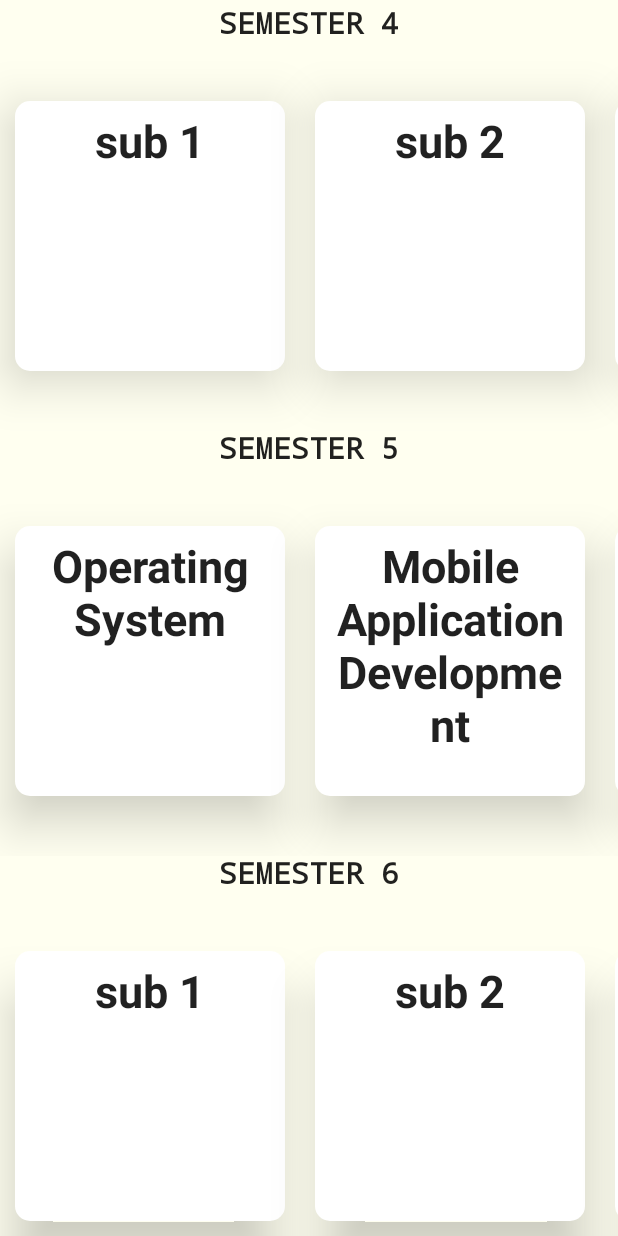
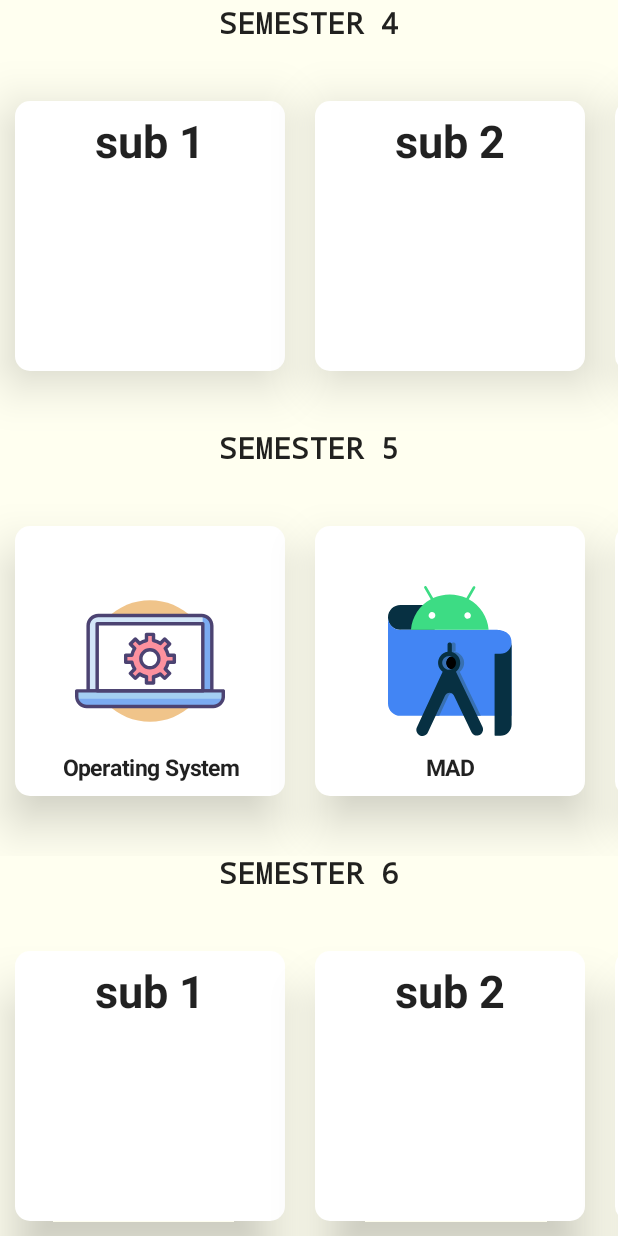
Before and after one commit to cybercrak/logintest, an Android app built with Jetpack Compose: the composable Bca_yearselection shown on its own in the app's theme, scrolled down 866 dp, on a phone screen of 412 x 824 dp. Run offline under Robolectric (Android 15) with nearby library versions, the phone set to English and light mode, and no system bars.

Commit message:
App at final stage

```diff
--- a/app/src/main/java/com/example/notesmanager/Bca_subjects.kt
+++ b/app/src/main/java/com/example/notesmanager/Bca_subjects.kt
@@ -1,6 +1,8 @@
 package com.example.notesmanager
 
+import androidx.compose.foundation.Image
 import androidx.compose.foundation.background
+import androidx.compose.foundation.clickable
 import androidx.compose.foundation.layout.*
 import androidx.compose.foundation.lazy.GridCells
 import androidx.compose.foundation.lazy.LazyColumn
@@ -8,11 +10,13 @@ import androidx.compose.foundation.lazy.LazyRow
 import androidx.compose.foundation.lazy.LazyVerticalGrid
 import androidx.compose.foundation.shape.RoundedCornerShape
 import androidx.compose.material.Card
+import androidx.compose.material.ExperimentalMaterialApi
 import androidx.compose.material.Text
 import androidx.compose.runtime.Composable
 import androidx.compose.ui.Alignment
 import androidx.compose.ui.Modifier
 import androidx.compose.ui.graphics.Brush
+import androidx.compose.ui.res.painterResource
 import androidx.compose.ui.text.font.FontFamily
 import androidx.compose.ui.text.font.FontWeight
 import androidx.compose.ui.text.style.TextAlign
@@ -24,6 +28,7 @@ import com.example.notesmanager.ui.theme.DarkRed
 import com.example.notesmanager.ui.theme.lightBlue
 import com.example.notesmanager.ui.theme.lightRed
 
+@ExperimentalMaterialApi
 @Composable
 fun Bca_yearselection(navController: NavHostController) {
     LazyColumn(
@@ -585,12 +590,26 @@ fun Bca_yearselection(navController: NavHostController) {
                         elevation = 20.dp,
                         shape = RoundedCornerShape(10.dp)
                     ) {
+                        Box(modifier = Modifier.fillMaxSize(),
+                            contentAlignment = Alignment.Center) {
+                            Image(
+                                painter = painterResource(id =R.drawable.bca),
+                                contentDescription = "",
+                                modifier = Modifier
+                                    .width(100.dp)
+                                    .height(100.dp)
+                            )}
+                        Box(modifier = Modifier.fillMaxSize(),
+                            contentAlignment = Alignment.BottomCenter) {
+                            Text(
+                                "Operating System",
+                                textAlign = TextAlign.Center,
+                                fontWeight = FontWeight.Bold,
+                                fontSize = 15.sp,
+                                modifier = Modifier.padding(10.dp)
+                            )
 
-                        Text(
-                            "Operating System", textAlign = TextAlign.Center, fontWeight = FontWeight.Bold,
-                            fontSize = 30.sp, modifier = Modifier.padding(10.dp)
-                        )
-
+                        }
                     }
                 }
                 item {
@@ -600,14 +619,28 @@ fun Bca_yearselection(navController: NavHostController) {
                             .height(200.dp)
                             .padding(10.dp),
                         elevation = 20.dp,
-                        shape = RoundedCornerShape(10.dp)
+                        shape = RoundedCornerShape(10.dp),
+                        onClick = { navController.navigate("madunits")}
                     ) {
-
-                        Text(
-                            "Mobile Application Development", textAlign = TextAlign.Center, fontWeight = FontWeight.Bold,
-                            fontSize = 30.sp, modifier = Modifier.padding(10.dp)
-                        )
-
+                        Box(modifier = Modifier.fillMaxSize(),
+                            contentAlignment = Alignment.Center) {
+                            Image(
+                                painter = painterResource(id = R.drawable.android_studio),
+                                contentDescription = "",
+                                modifier = Modifier
+                                    .width(100.dp)
+                                    .height(100.dp)
+                            )}
+                        Box(modifier = Modifier.fillMaxSize(),
+                            contentAlignment = Alignment.BottomCenter) {
+                            Text(
+                                "MAD" ,
+                                textAlign = TextAlign.Center,
+                                fontWeight = FontWeight.Bold,
+                                fontSize = 15.sp,
+                                modifier = Modifier.padding(10.dp)
+                            )
+                        }
                     }
                 }
                 item {
--- /dev/null
+++ b/app/src/main/res/drawable/android_studio.xml
@@ -0,0 +1,30 @@
+<vector xmlns:android="http://schemas.android.com/apk/res/android"
+    android:width="409.24dp"
+    android:height="496.55dp"
+    android:viewportWidth="409.24"
+    android:viewportHeight="496.55">
+  <path
+      android:pathData="M153.34,62.74H41.18A41.3,41.3 0,0 0,0 104a40,40 0,0 0,38.74 41.14l1.22,0H154.54Z"
+      android:fillColor="#073042"/>
+  <path
+      android:pathData="M408.84,429.74H41.05A41.3,41.3 0,0 1,0 388.58V103.77A41.3,41.3 0,0 0,41.1 145.28c0.92,0 1.83,0 2.74,-0.08H348.9s59.94,-5.2 59.94,40Z"
+      android:fillColor="#4285f4"/>
+  <path
+      android:fillColor="#FF000000"
+      android:pathData="M214.62,231.65a22.78,22.78 0,1 0,21.6 14.41A22.92,22.92 0,0 0,214.62 231.65Z"/>
+  <path
+      android:pathData="M237.27,283.87a37,37 0,0 0,-21.18 -66.6h1.2a33.82,33.82 0,0 1,6.52 0L223.81,194.35a7.3,7.3 0,0 0,-3.46 -6.52,7.19 7.19,0 0,0 -7.33,0 7.3,7.3 0,0 0,-3.46 6.52v23.32a37.16,37.16 0,0 0,-16.25 66.6L125.5,429.21h44.23L201,362.6a16.26,16.26 0,0 1,14.66 -9.19,16 16,0 0,1 14.52,9.19l32.23,66.61L307.2,429.21ZM214.62,277.34a23,23 0,1 1,22.91 -22.91,22.91 22.91,0 0,1 -22.91,22.91Z"
+      android:fillColor="#3870b2"/>
+  <path
+      android:pathData="M129.1,83H286.42V111.9H129.1Z"
+      android:fillColor="#fff"/>
+  <path
+      android:pathData="M202.37,231.65a22.77,22.77 0,1 1,-16.26 6.66A23.25,23.25 0,0 1,202.37 231.65ZM211.37,218.33v-24a7.3,7.3 0,0 0,-3.46 -6.52,7.19 7.19,0 0,0 -7.33,0 7.32,7.32 0,0 0,-3.46 6.52v23.32a37.16,37.16 0,0 0,-16.25 66.6L95.8,467.44a20.24,20.24 0,0 0,1.46 20.38,20.54 20.54,0 0,0 18.52,8.66 20.13,20.13 0,0 0,16.52 -12L189,362.6a16.39,16.39 0,0 1,14.66 -9.19,16 16,0 0,1 14.52,9.19l58.21,121.22a20.13,20.13 0,1 0,36.23 -17.58L225,283.87a37.48,37.48 0,0 0,-13.32 -65.4"
+      android:fillColor="#073042"/>
+  <path
+      android:pathData="M263.64,108.43a10.66,10.66 0,0 1,-7.72 -18.25,10.79 10.79,0 0,1 18.38,7.6 10.65,10.65 0,0 1,-10.66 10.65h0m-118.42,0a10.66,10.66 0,0 1,-7.6 -18.25,10.79 10.79,0 0,1 16.69,13.69 10.63,10.63 0,0 1,-1.5 1.5,10.51 10.51,0 0,1 -7.59,3.06m122.29,-64.6 l21.31,-37a4.53,4.53 0,0 0,-7.73 -4.53L259.51,39.83a134.25,134.25 0,0 0,-110 0L127.77,2.26A4.54,4.54 0,0 0,123.9 0,4.92 4.92,0 0,0 120,2.26a4.53,4.53 0,0 0,0 4.53l21.45,37A126.8,126.8 0,0 0,76 145.2h257.1A126.85,126.85 0,0 0,267.51 43.83"
+      android:fillColor="#3ddc84"/>
+  <path
+      android:pathData="M371.94,224.19H355a2.14,2.14 0,0 0,-2.14 2.14h0V493.41a2.13,2.13 0,0 0,2 2.13h17.45a37,37 0,0 0,36.9 -37V187.16a37,37 0,0 1,-37 37Z"
+      android:fillColor="#073042"/>
+</vector>
--- a/app/src/main/res/values/colors.xml
+++ b/app/src/main/res/values/colors.xml
@@ -7,5 +7,6 @@
     <color name="teal_700">#FF018786</color>
     <color name="black">#FF000000</color>
     <color name="white">#FFFFFFFF</color>
+    <color name="red">#FF0000</color>
     <color name="transparent">#00000000</color>
 </resources>
```
Also changed, not shown: app/src/main/java/com/example/notesmanager/MAD_notes.kt (added, +40 -0 lines), app/src/main/java/com/example/notesmanager/MAD_units.kt (added, +100 -0 lines), app/src/main/java/com/example/notesmanager/MainActivity.kt (+149 -50 lines), app/src/main/res/drawable/ic_baseline_home_24.xml (added, +10 -0 lines).
